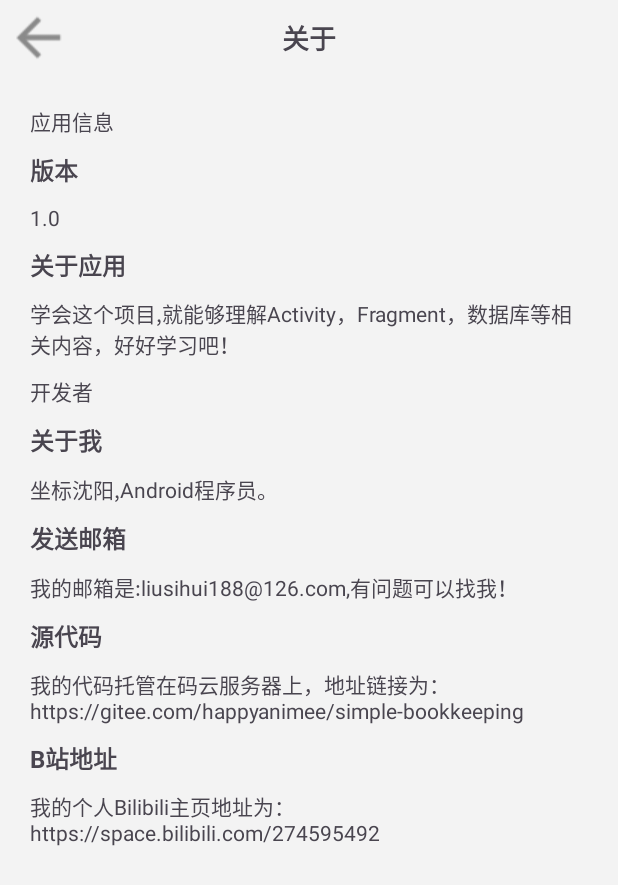
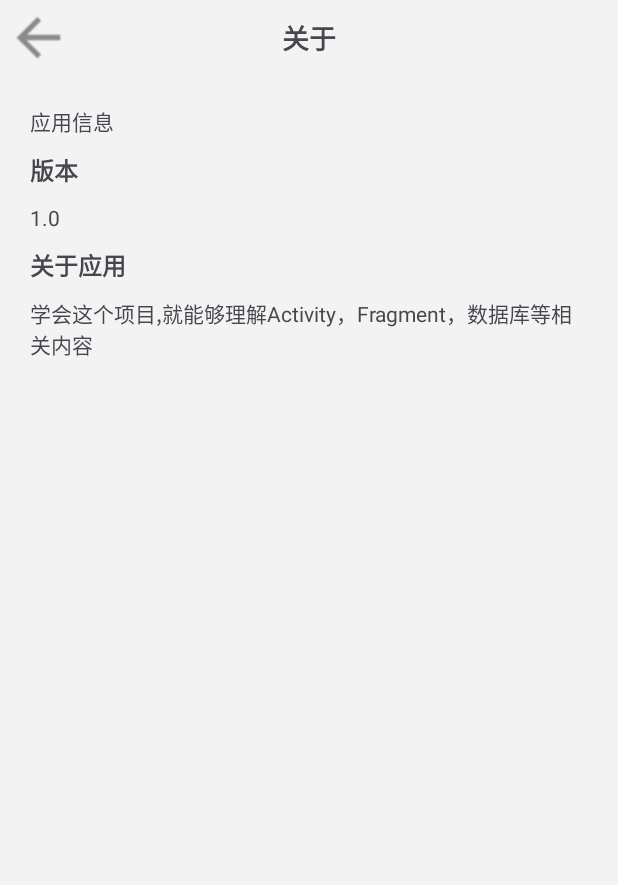
Before and after one commit to joker1001s/Android_test, an Android app: the AboutActivity screen opened directly, with no data from a screen before it, on a phone screen of 412 x 824 dp. Shown: the top 885 px of the screen. Run offline under Robolectric (Android 15) with nearby library versions, the phone set to English and light mode, and no system bars.

Commit message:
修改AppAbout

```diff
--- a/app/src/main/res/layout/activity_about.xml
+++ b/app/src/main/res/layout/activity_about.xml
@@ -55,59 +55,6 @@
             android:layout_height="wrap_content"
             android:layout_marginTop="10dp"
             android:text="@string/about_balabala"/>
-        <TextView
-            android:layout_width="wrap_content"
-            android:layout_height="wrap_content"
-            android:layout_marginTop="10dp"
-            android:text="@string/about_developer"/>
-        <TextView
-            android:layout_width="wrap_content"
-            android:layout_height="wrap_content"
-            android:layout_marginTop="10dp"
-            android:textStyle="bold"
-            android:textSize="16sp"
-            android:text="@string/about_me"/>
-        <TextView
-            android:layout_width="wrap_content"
-            android:layout_height="wrap_content"
-            android:layout_marginTop="10dp"
-            android:text="@string/about_loc"/>
-        <TextView
-            android:layout_width="wrap_content"
-            android:layout_height="wrap_content"
-            android:layout_marginTop="10dp"
-            android:textStyle="bold"
-            android:textSize="16sp"
-            android:text="@string/about_email"/>
-        <TextView
-            android:layout_width="wrap_content"
-            android:layout_height="wrap_content"
-            android:layout_marginTop="10dp"
-            android:text="@string/about_email2"/>
-        <TextView
-            android:layout_width="wrap_content"
-            android:layout_height="wrap_content"
-            android:layout_marginTop="10dp"
-            android:textStyle="bold"
-            android:textSize="16sp"
-            android:text="@string/about_code"/>
-        <TextView
-            android:layout_width="wrap_content"
-            android:layout_height="wrap_content"
-            android:layout_marginTop="10dp"
-            android:text="@string/about_codeinfo"/>
-        <TextView
-            android:layout_width="wrap_content"
-            android:layout_height="wrap_content"
-            android:layout_marginTop="10dp"
-            android:textStyle="bold"
-            android:textSize="16sp"
-            android:text="@string/about_B"/>
-        <TextView
-            android:layout_width="wrap_content"
-            android:layout_height="wrap_content"
-            android:layout_marginTop="10dp"
-            android:text="@string/about_B2"/>
 
 
     </LinearLayout>
--- a/app/src/main/res/values/strings.xml
+++ b/app/src/main/res/values/strings.xml
@@ -25,16 +25,7 @@
     <string name="about_version">版本</string>
     <string name="about_1">1.0</string>
     <string name="about_app">关于应用</string>
-    <string name="about_balabala">学会这个项目,就能够理解Activity，Fragment，数据库等相关内容，好好学习吧！</string>
-    <string name="about_developer">开发者</string>
-    <string name="about_me">关于我</string>
-    <string name="about_loc">坐标沈阳,Android程序员。</string>
-    <string name="about_email">发送邮箱</string>
-    <string name="about_email2">我的邮箱是:liusihui188@126.com,有问题可以找我！</string>
-    <string name="about_code">源代码</string>
-    <string name="about_codeinfo">我的代码托管在码云服务器上，地址链接为：\nhttps://gitee.com/happyanimee/simple-bookkeeping</string>
-    <string name="about_B">B站地址</string>
-    <string name="about_B2">我的个人Bilibili主页地址为：\nhttps://space.bilibili.com/274595492</string>
+    <string name="about_balabala">学会这个项目,就能够理解Activity，Fragment，数据库等相关内容</string>
 
     <string name="history_info">本月账单记录</string>
     <string name="clear_all">清空所有记录</string>
```
